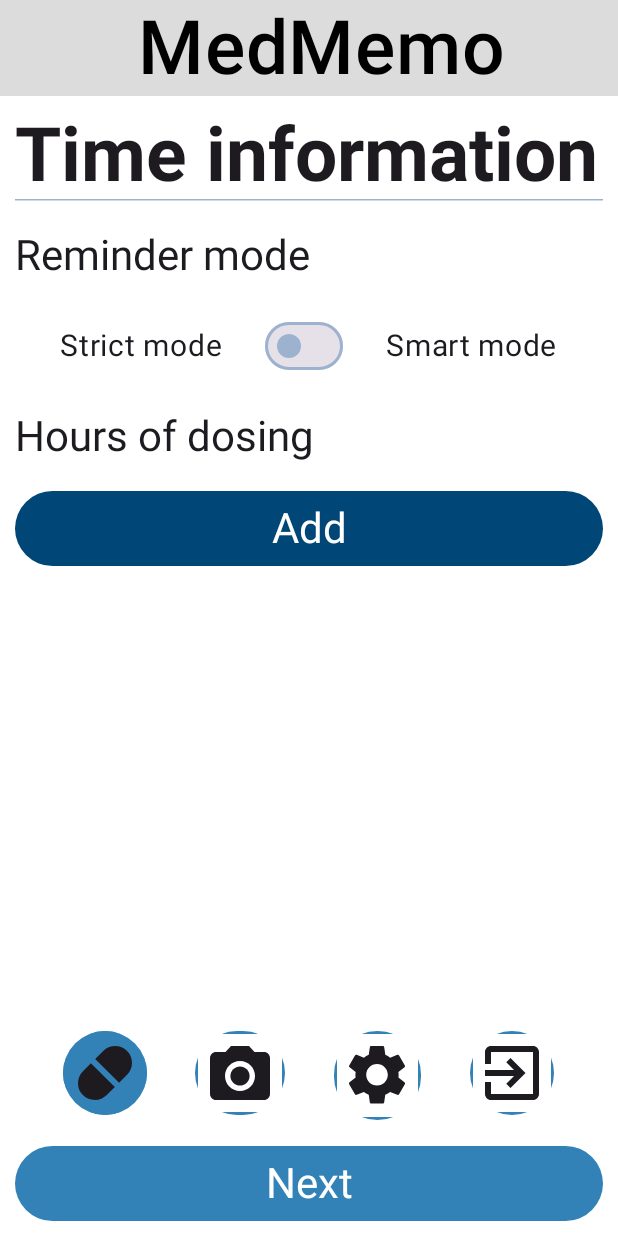
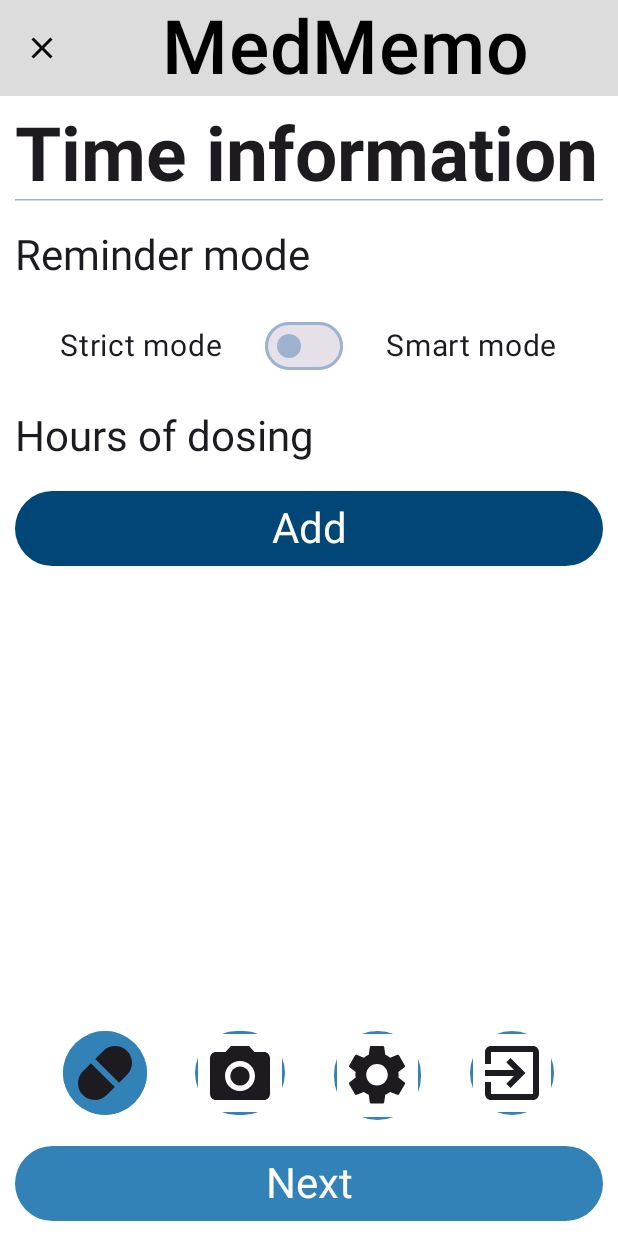
Before and after one commit to Sz-Lasota/MedMemo, an Android app built with Jetpack Compose: the NewMemoActivity screen opened directly, with no data from a screen before it, after a tap on "Next", on a phone screen of 412 x 824 dp. Run offline under Robolectric (Android 15) with nearby library versions, the phone set to English and light mode, and no system bars.

Commit message:
Added memo model to new memo activity

```diff
--- /dev/null
+++ b/app/src/main/java/com/szylas/medmemo/common/domain/models/Memo.kt
@@ -0,0 +1,13 @@
+package com.szylas.medmemo.common.domain.models
+
+import java.io.Serializable
+import java.util.Calendar
+
+data class Memo(
+    var name: String = "",
+    var description: String = "",
+    var smartMode: Boolean = false,
+    var dosageTime: List<Int> = listOf(),
+    var startDate: Calendar = Calendar.getInstance(),
+    var finishDate: Calendar? = null
+): Serializable
--- a/app/src/main/java/com/szylas/medmemo/common/presentation/components/Buttons.kt
+++ b/app/src/main/java/com/szylas/medmemo/common/presentation/components/Buttons.kt
@@ -31,6 +31,34 @@ fun PrimaryButton(
         buttonColors = ButtonColors(
             contentColor = MaterialTheme.colorScheme.onPrimary,
             containerColor = MaterialTheme.colorScheme.primary,
+            disabledContentColor = MaterialTheme.colorScheme.tertiary,
+            disabledContainerColor = MaterialTheme.colorScheme.surfaceDim,
+        ),
+        onClick = onClick,
+        modifier = modifier,
+        cornerRadius = cornerRadius
+    )
+}
+
+@Suppress("unused")
+@Composable
+fun ErrorButton(
+    text: String,
+    onClick: () -> Unit,
+    modifier: Modifier = Modifier,
+    cornerRadius: Dp = 25.dp
+) {
+    ComposableButton(
+        text = text,
+        textStyle = TextStyle(
+            fontStyle = MaterialTheme.typography.labelMedium.fontStyle,
+            fontSize = MaterialTheme.typography.labelMedium.fontSize,
+            fontFamily = MaterialTheme.typography.labelMedium.fontFamily,
+            fontWeight = MaterialTheme.typography.labelMedium.fontWeight,
+        ),
+        buttonColors = ButtonColors(
+            contentColor = MaterialTheme.colorScheme.onPrimary,
+            containerColor = MaterialTheme.colorScheme.error,
             disabledContentColor = MaterialTheme.colorScheme.tertiary,
             disabledContainerColor = MaterialTheme.colorScheme.surfaceDim,
         ),
--- a/app/src/main/java/com/szylas/medmemo/common/presentation/theme/Color.kt
+++ b/app/src/main/java/com/szylas/medmemo/common/presentation/theme/Color.kt
@@ -18,3 +18,5 @@ val DimBlue = Color(0xff9DB2CE)
 val LightGray = Color(0xff555555)
 val LighterGray = Color(0xffaaaaaa)
 val Green = Color(0xff78A55A)
+
+val Red = Color(0xffCB3636)
--- a/app/src/main/java/com/szylas/medmemo/main/presentation/views/HomeFragment.kt
+++ b/app/src/main/java/com/szylas/medmemo/main/presentation/views/HomeFragment.kt
@@ -14,6 +14,7 @@ import androidx.compose.runtime.Composable
 import androidx.compose.ui.Alignment
 import androidx.compose.ui.Modifier
 import androidx.compose.ui.unit.dp
+import com.szylas.medmemo.common.domain.models.Memo
 import com.szylas.medmemo.common.presentation.style.TextStyleOption
 import com.szylas.medmemo.common.presentation.style.TextStyleProvider
 import com.szylas.medmemo.common.presentation.components.BlockButton
@@ -44,7 +45,9 @@ fun HomeFragment(activity: ComponentActivity) {
             onClick = { activity.startActivity(
                 Intent(
                     activity, NewMemoActivity::class.java
-                )
+                ).also {
+                    it.putExtra("MEMO", Memo(name = "Hello from memo"))
+                }
             ) },
             modifier = Modifier.fillMaxWidth()
         )
--- a/app/src/main/java/com/szylas/medmemo/memos/presentation/NewMemoActivity.kt
+++ b/app/src/main/java/com/szylas/medmemo/memos/presentation/NewMemoActivity.kt
@@ -2,7 +2,9 @@ package com.szylas.medmemo.memos.presentation
 
 import android.content.Intent
 import android.graphics.Color
+import android.os.Build
 import android.os.Bundle
+import android.util.Log
 import androidx.activity.ComponentActivity
 import androidx.activity.SystemBarStyle
 import androidx.activity.compose.setContent
@@ -20,8 +22,10 @@ import androidx.compose.foundation.layout.width
 import androidx.compose.foundation.shape.CircleShape
 import androidx.compose.material.icons.Icons
 import androidx.compose.material.icons.filled.Check
+import androidx.compose.material.icons.filled.Close
 import androidx.compose.material3.ExperimentalMaterial3Api
 import androidx.compose.material3.Icon
+import androidx.compose.material3.IconButton
 import androidx.compose.material3.MaterialTheme
 import androidx.compose.material3.ModalBottomSheet
 import androidx.compose.material3.Scaffold
@@ -44,6 +48,7 @@ import androidx.navigation.compose.NavHost
 import androidx.navigation.compose.composable
 import androidx.navigation.compose.rememberNavController
 import com.szylas.medmemo.R
+import com.szylas.medmemo.common.domain.models.Memo
 import com.szylas.medmemo.common.presentation.style.TextStyleOption
 import com.szylas.medmemo.common.presentation.style.TextStyleProvider
 import com.szylas.medmemo.main.presentation.MainActivity
@@ -60,6 +65,7 @@ import com.szylas.medmemo.ui.ui.theme.AppBarBlackCode
 import com.szylas.medmemo.ui.ui.theme.MedMemoTheme
 
 class NewMemoActivity : ComponentActivity() {
+
 
     private val statusManager = StatusBarManager(
         items = listOf(
@@ -83,13 +89,13 @@ class NewMemoActivity : ComponentActivity() {
     override fun onCreate(savedInstanceState: Bundle?) {
         super.onCreate(savedInstanceState)
 
+
         enableEdgeToEdge(
             statusBarStyle = SystemBarStyle.dark(Color.parseColor(AppBarBlackCode))
         )
 
         setContent {
             val navController = rememberNavController()
-
             MedMemoTheme {
                 Scaffold(modifier = Modifier.fillMaxSize(), topBar = {
                     TopAppBar(colors = TopAppBarColors(
@@ -108,6 +114,18 @@ class NewMemoActivity : ComponentActivity() {
                             fontWeight = FontWeight.Medium,
                         )
 
+                    }, navigationIcon = {
+                        IconButton(onClick = {
+                            startActivity(
+                                Intent(this@NewMemoActivity, MainActivity::class.java)
+                            )
+                            finish()
+                        }) {
+                            Icon(
+                                imageVector = Icons.Default.Close,
+                                contentDescription = "Menu"
+                            )
+                        }
                     })
                 }) { innerPadding ->
                     Box(
@@ -119,11 +137,18 @@ class NewMemoActivity : ComponentActivity() {
                         var modalShow by remember {
                             mutableStateOf(false)
                         }
+
+                        val memo: Memo by remember {
+                            mutableStateOf(getMemo())
+                        }
+                        Log.d("Memo", memo.name)
+
                         NavHost(navController = navController, startDestination = MemoNameScreen) {
                             composable<MemoNameScreen> {
                                 MemoNameFragment(
                                     activity = this@NewMemoActivity,
-                                    statusBarManager = statusManager
+                                    statusBarManager = statusManager,
+                                    memo = memo
                                 ) {
                                     navController.navigate(MemoTimeScreen)
                                     statusManager.updateActive(1)
@@ -132,7 +157,8 @@ class NewMemoActivity : ComponentActivity() {
                             composable<MemoTimeScreen> {
                                 MemoTimeFragment(
                                     activity = this@NewMemoActivity,
-                                    statusBarManager = statusManager
+                                    statusBarManager = statusManager,
+                                    memo = memo
                                 ) {
                                     navController.navigate(MemoDateScreen)
                                     statusManager.updateActive(2)
@@ -141,7 +167,8 @@ class NewMemoActivity : ComponentActivity() {
                             composable<MemoDateScreen> {
                                 MemoDateFragment(
                                     activity = this@NewMemoActivity,
-                                    statusBarManager = statusManager
+                                    statusBarManager = statusManager,
+                                    memo = memo
                                 ) {
                                     navController.navigate(MemoSummaryScreen)
                                     statusManager.updateActive(3)
@@ -150,7 +177,8 @@ class NewMemoActivity : ComponentActivity() {
                             composable<MemoSummaryScreen> {
                                 MemoSummaryFragment(
                                     activity = this@NewMemoActivity,
-                                    statusBarManager = statusManager
+                                    statusBarManager = statusManager,
+                                    memo = memo
                                 ) {
                                     modalShow = true
                                 }
@@ -159,6 +187,7 @@ class NewMemoActivity : ComponentActivity() {
                         }
                         if (modalShow) {
                             ModalBottomSheet(sheetState = modalState, onDismissRequest = {
+                                // TODO: Save memo to database
                                 modalShow = false
                                 startActivity(
                                     Intent(this@NewMemoActivity, MainActivity::class.java)
@@ -180,9 +209,11 @@ class NewMemoActivity : ComponentActivity() {
                                         imageVector = Icons.Filled.Check,
                                         contentDescription = "Check"
                                     )
-                                    Text(text = "Memo created", style = TextStyleProvider.provide(
-                                        style = TextStyleOption.TITLE_LARGE
-                                    ))
+                                    Text(
+                                        text = "Memo created", style = TextStyleProvider.provide(
+                                            style = TextStyleOption.TITLE_LARGE
+                                        )
+                                    )
                                     Spacer(modifier = Modifier.height(35.dp))
                                 }
                             }
@@ -194,4 +225,17 @@ class NewMemoActivity : ComponentActivity() {
             }
         }
     }
+
+    fun getMemo(): Memo = when {
+        Build.VERSION.SDK_INT >= Build.VERSION_CODES.TIRAMISU -> if (intent.getSerializableExtra(
+                "MEMO",
+                Memo::class.java
+            ) != null
+        ) intent.getSerializableExtra("MEMO", Memo::class.java)!! else Memo()
+
+        else -> @Suppress("DEPRECATION") (if (intent.getSerializableExtra("MEMO") as? Memo != null) intent.getSerializableExtra(
+            "MEMO"
+        ) as Memo else Memo())
+    }
+
 }
--- a/app/src/main/java/com/szylas/medmemo/memos/presentation/views/MemoNameFragement.kt
+++ b/app/src/main/java/com/szylas/medmemo/memos/presentation/views/MemoNameFragement.kt
@@ -20,6 +20,7 @@ import androidx.compose.ui.Modifier
 import androidx.compose.ui.res.stringResource
 import androidx.compose.ui.unit.dp
 import com.szylas.medmemo.R
+import com.szylas.medmemo.common.domain.models.Memo
 import com.szylas.medmemo.common.presentation.components.PrimaryButton
 import com.szylas.medmemo.common.presentation.components.SecondaryButton
 import com.szylas.medmemo.common.presentation.components.TextInput
@@ -29,7 +30,10 @@ import com.szylas.medmemo.memos.presentation.components.StatusBarManager
 
 @Composable
 fun MemoNameFragment(
-    activity: ComponentActivity, statusBarManager: StatusBarManager, navigation: () -> Unit
+    activity: ComponentActivity,
+    statusBarManager: StatusBarManager,
+    memo: Memo,
+    navigation: () -> Unit
 ) {
     Column(
         modifier = Modifier
@@ -38,10 +42,10 @@ fun MemoNameFragment(
         verticalArrangement = Arrangement.spacedBy(20.dp),
     ) {
         var medName by remember {
-            mutableStateOf("")
+            mutableStateOf(memo.name)
         }
         var medDescription by remember {
-            mutableStateOf("")
+            mutableStateOf(memo.description)
         }
         Column(modifier = Modifier.fillMaxWidth()) {
             Text(
@@ -71,6 +75,7 @@ fun MemoNameFragment(
             label = stringResource(id = R.string.medicament_name),
             onValueChange = {
                 medName = it
+                memo.name = it
             })
         Text(
             modifier = Modifier.fillMaxWidth(),
@@ -83,6 +88,7 @@ fun MemoNameFragment(
             label = stringResource(id = R.string.dosage_information),
             onValueChange = {
                 medDescription = it
+                memo.description = it
             })
         PrimaryButton(
             text = stringResource(R.string.read_my_cmi),
--- a/app/src/main/java/com/szylas/medmemo/memos/presentation/views/MemoTimeFragment.kt
+++ b/app/src/main/java/com/szylas/medmemo/memos/presentation/views/MemoTimeFragment.kt
@@ -35,6 +35,7 @@ import androidx.compose.ui.unit.dp
 import androidx.compose.ui.unit.sp
 import com.szylas.medmemo.R
 import com.szylas.medmemo.common.domain.formatters.timeString
+import com.szylas.medmemo.common.domain.models.Memo
 import com.szylas.medmemo.common.presentation.components.PrimaryButton
 import com.szylas.medmemo.common.presentation.components.SecondaryButton
 import com.szylas.medmemo.common.presentation.components.TimePickerDialog
@@ -45,7 +46,7 @@ import com.szylas.medmemo.memos.presentation.components.StatusBarManager
 @OptIn(ExperimentalMaterial3Api::class)
 @Composable
 fun MemoTimeFragment(
-    activity: ComponentActivity, statusBarManager: StatusBarManager, navigation: () -> Unit
+    activity: ComponentActivity, statusBarManager: StatusBarManager, memo: Memo, navigation: () -> Unit
 ) {
     Column(
         modifier = Modifier
@@ -54,10 +55,10 @@ fun MemoTimeFragment(
         verticalArrangement = Arrangement.spacedBy(20.dp),
     ) {
         var smartMode by remember {
-            mutableStateOf(false)
+            mutableStateOf(memo.smartMode)
         }
         var hours: List<Int> by remember {
-            mutableStateOf(emptyList())
+            mutableStateOf(memo.dosageTime)
         }
 
         val timePickerState = rememberTimePickerState()
@@ -89,6 +90,7 @@ fun MemoTimeFragment(
             Spacer(modifier = Modifier.weight(1f))
             Switch(checked = smartMode, onCheckedChange = {
                 smartMode = it
+                memo.smartMode = it
             })
             Spacer(modifier = Modifier.weight(1f))
             Text(text = stringResource(R.string.smart_mode), fontSize = 20.sp)
@@ -117,6 +119,7 @@ fun MemoTimeFragment(
                         list.addAll(hours)
                         list.remove(it)
                     }.toList()
+                    memo.dosageTime = hours
                 })
             }
         }
@@ -150,6 +153,8 @@ fun MemoTimeFragment(
                     hours = mutableListOf(timePickerState.hour * 60 + timePickerState.minute).also {
                         it.addAll(hours)
                     }.toList()
+                    memo.dosageTime = hours
+
                     showTimePicker = false
                 }) { Text(text = stringResource(R.string.ok), fontSize = 18.sp) }
             }, dismissButton = {
```
Also changed, not shown: app/src/main/java/com/szylas/medmemo/common/presentation/theme/Theme.kt (+5 -2 lines), app/src/main/java/com/szylas/medmemo/memos/presentation/views/MemoDateFragment.kt (+20 -6 lines), app/src/main/java/com/szylas/medmemo/memos/presentation/views/MemoSummaryFragment.kt (+17 -7 lines).
